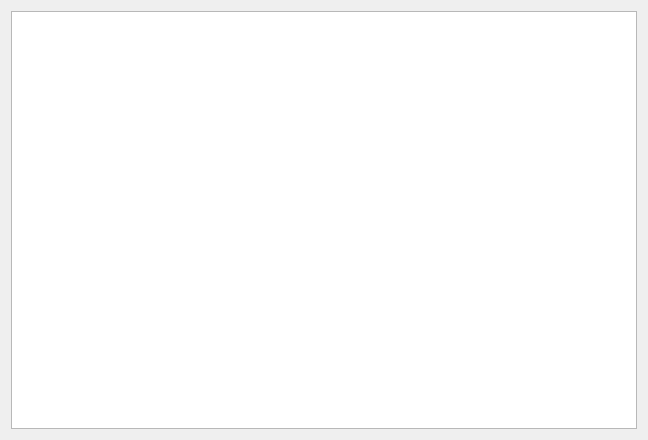
AlexanderMokhov/AR-600Controller, file src/Widgets/MoveFilesWidget.ui: the form before one commit.
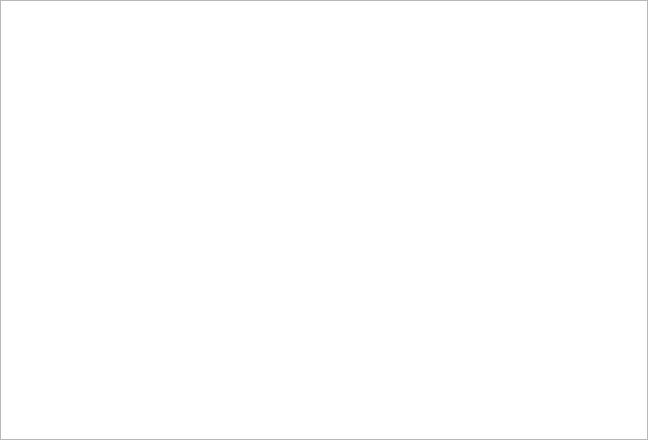
The form after the commit.

Commit message:
Правка интерфейса 2
Добавлены подписи к виджетам, убраны отступы у таблиц, увеличен шрифт у
подписей и заголовков таблиц до 10

What changed in the file:
```diff
--- a/src/Widgets/MoveFilesWidget.ui
+++ b/src/Widgets/MoveFilesWidget.ui
@@ -14,6 +14,18 @@
    <string>Form</string>
   </property>
   <layout class="QGridLayout" name="gridLayout">
+   <property name="leftMargin">
+    <number>0</number>
+   </property>
+   <property name="topMargin">
+    <number>0</number>
+   </property>
+   <property name="rightMargin">
+    <number>0</number>
+   </property>
+   <property name="bottomMargin">
+    <number>0</number>
+   </property>
    <item row="0" column="0">
     <widget class="QTableView" name="FilesTable">
      <property name="styleSheet">
@@ -38,7 +50,7 @@
       <bool>false</bool>
      </property>
      <attribute name="horizontalHeaderVisible">
-      <bool>true</bool>
+      <bool>false</bool>
      </attribute>
      <attribute name="horizontalHeaderDefaultSectionSize">
       <number>70</number>
```
The commit also changes 5 other files.
